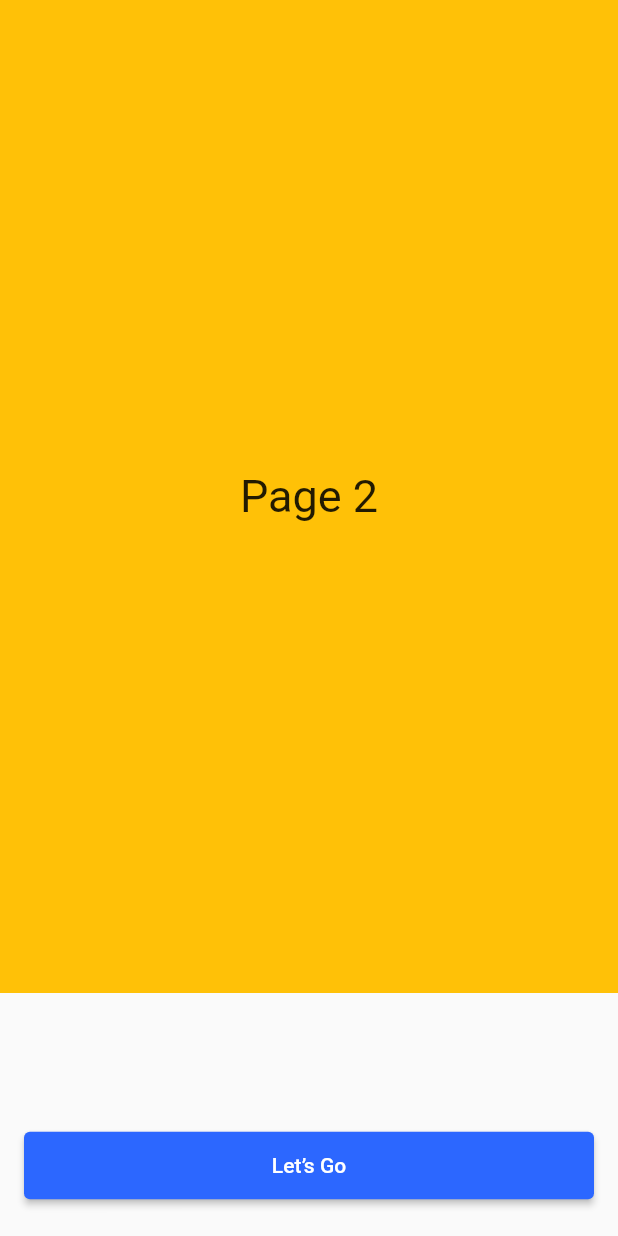
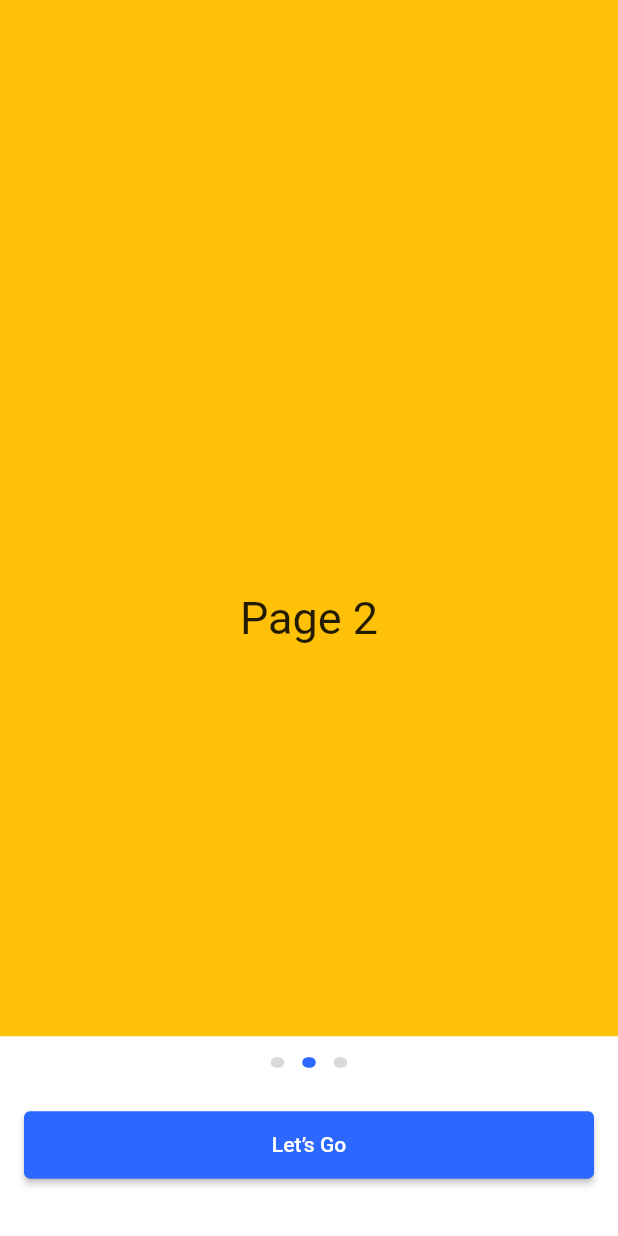
Before and after one commit to EngAhmed2/Hotel_UI, a Flutter app: the screen it shows after launch, swiped to page 2, on a phone screen of 412 x 824 dp. Run offline on Flutter 3.47's test engine with Material 2 defaults, Android fonts, the light colour scheme and no system bars; drawn by our look-alikes of smooth_page_indicator.

Commit message:
finish OnBoarding Screen

```diff
--- a/hotel/lib/Onboarding_Screen.dart
+++ b/hotel/lib/Onboarding_Screen.dart
@@ -1,4 +1,5 @@
 import 'package:flutter/material.dart';
+import 'package:smooth_page_indicator/smooth_page_indicator.dart';
 
 class Onboarding_Screen extends StatefulWidget {
   const Onboarding_Screen({super.key});
@@ -8,20 +9,57 @@ class Onboarding_Screen extends StatefulWidget {
 }
 
 class _Onboarding_ScreenState extends State<Onboarding_Screen> {
+
+  final controller = PageController();
+  @override
+  void dispose() {
+    controller.dispose();
+
+    super.dispose();
+  }
+
   @override
   Widget build(BuildContext context) {
     return Scaffold(
       body: Container(
-        padding: EdgeInsets.only(bottom: 162),
+        //padding: EdgeInsets.only(bottom: 22),
         child: PageView(
+          controller: controller,
           children: [
             Container(
-              color: Colors.red,
-              child: Center(
+              color: Colors.white,
+              child: Stack(
+                children: [
+                  Positioned(
+                    bottom: 330,
+                    child: Image.asset('assets/Image/Group7.png')
+                ),
+                  Positioned(
+                    bottom: 212,
+                    left: 37,
+                    right: 40,
                     child: Text(
-                  "Page 1",
-                  style: TextStyle(fontSize: 30),
+                      "Let’s Find Your Sweet\n & Dream Place",
+                      style: TextStyle(
+                        fontWeight: FontWeight.w600,
+                        fontSize: 28,
                       ),
+                      textAlign: TextAlign.center,
+                  ),),
+                  Positioned(
+                    bottom: 160,
+                    left: 37,
+                    right: 40,
+                    child: Text(
+                      "Get the opportunity to stay that you dream\n of at an affordable price",
+                      style: TextStyle(
+                        fontWeight: FontWeight.w400,
+                        fontSize: 14,
+                        color: Color(0xff787878),
+                      ),
+                      textAlign: TextAlign.center,
+                  ),),
+                ],
               ),
             ),
             Container(
@@ -46,15 +84,35 @@ class _Onboarding_ScreenState extends State<Onboarding_Screen> {
         ),
       ),
       bottomSheet: Container(
+        height: 133,
+        color: Colors.white,
         padding: EdgeInsets.only(left: 16, right: 16, bottom: 23),
-        child: ElevatedButton(
+        child: Column(
+          mainAxisAlignment: MainAxisAlignment.spaceAround,
+          children: [
+            SmoothPageIndicator(
+              controller: controller,
+              count: 3,
+
+              onDotClicked: (index) => controller.nextPage(
+                  duration: Duration(seconds: 1),
+                  curve: Curves.ease
+              ),
+              effect: WormEffect(
+                spacing: 12,
+                dotColor: Color(0xffD9D9D9),
+                activeDotColor: Color(0xff2C67FF),
+                dotWidth: 9,
+                dotHeight: 7
+              ),
+            ),
+            ElevatedButton(
               onPressed: () {  },
               child: Text(
                 "Let’s Go",
                 style: TextStyle(
                   fontSize: 14,
                   fontWeight: FontWeight.w500,
-
                 ),
                 textAlign: TextAlign.center,
               ),
@@ -64,6 +122,8 @@ class _Onboarding_ScreenState extends State<Onboarding_Screen> {
               ),
 
             ),
+          ],
+        ),
 
       ),
     );
--- a/hotel/pubspec.yaml
+++ b/hotel/pubspec.yaml
@@ -35,7 +35,7 @@ dependencies:
   # The following adds the Cupertino Icons font to your application.
   # Use with the CupertinoIcons class for iOS style icons.
   cupertino_icons: ^1.0.2
-  smooth_page_indicator: ^1.0.0+2
+  smooth_page_indicator: 1.0.0+2
 
 dev_dependencies:
   flutter_test:
@@ -60,8 +60,8 @@ flutter:
   uses-material-design: true
 
   # To add assets to your application, add an assets section, like this:
-  # assets:
-  #   - images/a_dot_burr.jpeg
+  assets:
+    - assets/Image/
   #   - images/a_dot_ham.jpeg
 
   # An image asset can refer to one or more resolution-specific "variants", see
```
Also changed, not shown: hotel/pubspec.lock. Lines whose indentation alone changed are shown as unchanged.
